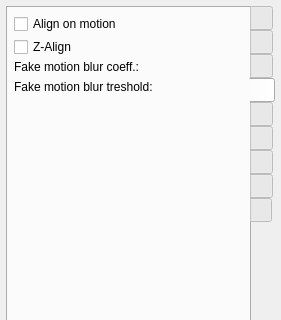
Old version of the form code/nel/tools/3d/object_viewer_qt/src/plugins/object_viewer/particle_system/located_bindable_form.ui in the repository ryzom/ryzomcore; both pictures show x 0 to 281 and y 0 to 320 of the 281 by 473 pixel window.
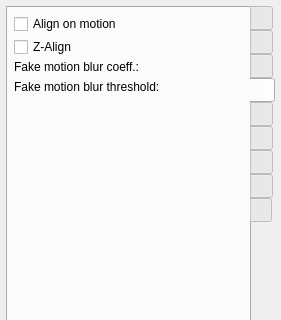
New version of the form. The open tabs and pages were chosen to show the change. Custom widgets are drawn as their Qt base class.

```diff
--- a/code/nel/tools/3d/object_viewer_qt/src/plugins/object_viewer/particle_system/located_bindable_form.ui
+++ b/code/nel/tools/3d/object_viewer_qt/src/plugins/object_viewer/particle_system/located_bindable_form.ui
@@ -395,7 +395,7 @@
        <item row="4" column="0" colspan="2">
         <widget class="QLabel" name="blurTreshholdLabel">
          <property name="text">
-          <string>Fake motion blur treshold:</string>
+          <string>Fake motion blur threshold:</string>
          </property>
         </widget>
        </item>
```
